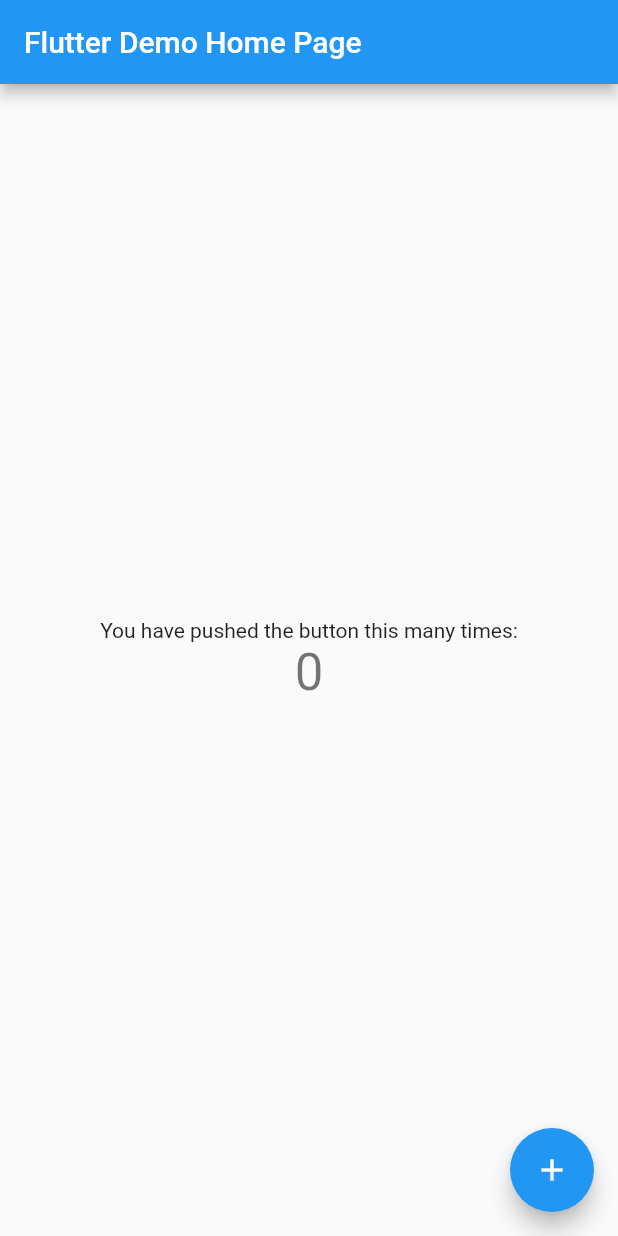
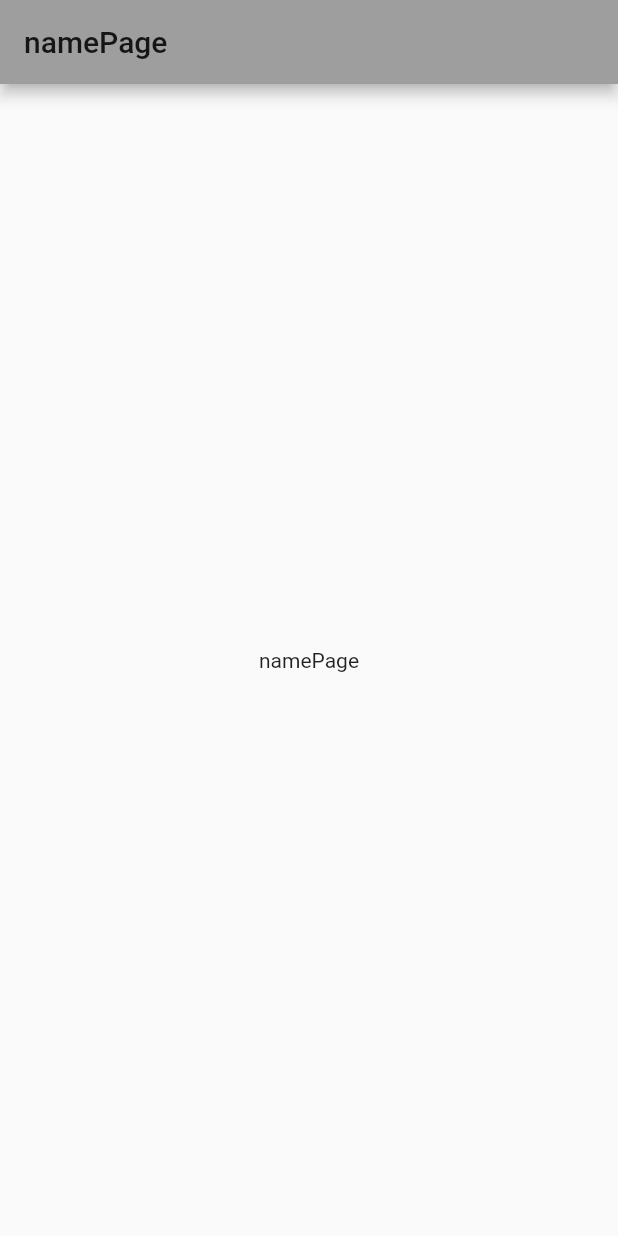
Before and after one commit to Julian-Alcaraz/scannernumeros, a Flutter app: the screen it shows after launch, on a phone screen of 412 x 824 dp. Run offline on Flutter 3.47's test engine with Material 2 defaults, Android fonts, the phone set to English and light mode, and no system bars.

Commit message:
organizando paginas

```diff
--- a/lib/main.dart
+++ b/lib/main.dart
@@ -1,113 +1,20 @@
 import 'package:flutter/material.dart';
+import 'package:scannernumeros/routes/routes.dart';
 
 void main() {
   runApp(MyApp());
 }
 
 class MyApp extends StatelessWidget {
-  // This widget is the root of your application.
   @override
   Widget build(BuildContext context) {
     return MaterialApp(
       title: 'Flutter Demo',
       theme: ThemeData(
-        // This is the theme of your application.
-        //
-        // Try running your application with "flutter run". You'll see the
-        // application has a blue toolbar. Then, without quitting the app, try
-        // changing the primarySwatch below to Colors.green and then invoke
-        // "hot reload" (press "r" in the console where you ran "flutter run",
-        // or simply save your changes to "hot reload" in a Flutter IDE).
-        // Notice that the counter didn't reset back to zero; the application
-        // is not restarted.
-        primarySwatch: Colors.blue,
+        primarySwatch: Colors.grey,
       ),
-      home: MyHomePage(title: 'Flutter Demo Home Page'),
+      routes: MyRoutes.routes,
+      initialRoute: "/Home",
     );
   }
 }
-
-class MyHomePage extends StatefulWidget {
-  MyHomePage({Key? key, required this.title}) : super(key: key);
-
-  // This widget is the home page of your application. It is stateful, meaning
-  // that it has a State object (defined below) that contains fields that affect
-  // how it looks.
-
-  // This class is the configuration for the state. It holds the values (in this
-  // case the title) provided by the parent (in this case the App widget) and
-  // used by the build method of the State. Fields in a Widget subclass are
-  // always marked "final".
-
-  final String title;
-
-  @override
-  _MyHomePageState createState() => _MyHomePageState();
-}
-
-class _MyHomePageState extends State<MyHomePage> {
-  int _counter = 0;
-
-  void _incrementCounter() {
-    setState(() {
-      // This call to setState tells the Flutter framework that something has
-      // changed in this State, which causes it to rerun the build method below
-      // so that the display can reflect the updated values. If we changed
-      // _counter without calling setState(), then the build method would not be
-      // called again, and so nothing would appear to happen.
-      _counter++;
-    });
-  }
-
-  @override
-  Widget build(BuildContext context) {
-    // This method is rerun every time setState is called, for instance as done
-    // by the _incrementCounter method above.
-    //
-    // The Flutter framework has been optimized to make rerunning build methods
-    // fast, so that you can just rebuild anything that needs updating rather
-    // than having to individually change instances of widgets.
-    return Scaffold(
-      appBar: AppBar(
-        // Here we take the value from the MyHomePage object that was created by
-        // the App.build method, and use it to set our appbar title.
-        title: Text(widget.title),
-      ),
-      body: Center(
-        // Center is a layout widget. It takes a single child and positions it
-        // in the middle of the parent.
-        child: Column(
-          // Column is also a layout widget. It takes a list of children and
-          // arranges them vertically. By default, it sizes itself to fit its
-          // children horizontally, and tries to be as tall as its parent.
-          //
-          // Invoke "debug painting" (press "p" in the console, choose the
-          // "Toggle Debug Paint" action from the Flutter Inspector in Android
-          // Studio, or the "Toggle Debug Paint" command in Visual Studio Code)
-          // to see the wireframe for each widget.
-          //
-          // Column has various properties to control how it sizes itself and
-          // how it positions its children. Here we use mainAxisAlignment to
-          // center the children vertically; the main axis here is the vertical
-          // axis because Columns are vertical (the cross axis would be
-          // horizontal).
-          mainAxisAlignment: MainAxisAlignment.center,
-          children: <Widget>[
-            Text(
-              'You have pushed the button this many times:',
-            ),
-            Text(
-              '$_counter',
-              style: Theme.of(context).textTheme.headline4,
-            ),
-          ],
-        ),
-      ),
-      floatingActionButton: FloatingActionButton(
-        onPressed: _incrementCounter,
-        tooltip: 'Increment',
-        child: Icon(Icons.add),
-      ), // This trailing comma makes auto-formatting nicer for build methods.
-    );
-  }
-}
--- /dev/null
+++ b/lib/pages/home/home.dart
@@ -0,0 +1,15 @@
+import 'package:flutter/material.dart';
+
+class HomePage extends StatelessWidget {
+  @override
+  Widget build(BuildContext context) {
+    return Scaffold(
+      appBar: AppBar(
+        title: Text('namePage'),
+      ),
+      body: Center(
+        child: Text('namePage'),
+      ),
+    );
+  }
+}
--- /dev/null
+++ b/lib/routes/routes.dart
@@ -0,0 +1,8 @@
+import 'package:flutter/material.dart';
+import 'package:scannernumeros/pages/home/home.dart';
+
+class MyRoutes {
+  static Map<String, Widget Function(BuildContext)> get routes => {
+        "/Home": (_) => HomePage(),
+      };
+}
```
Also changed, not shown: lib/pages/home.dart (deleted).
